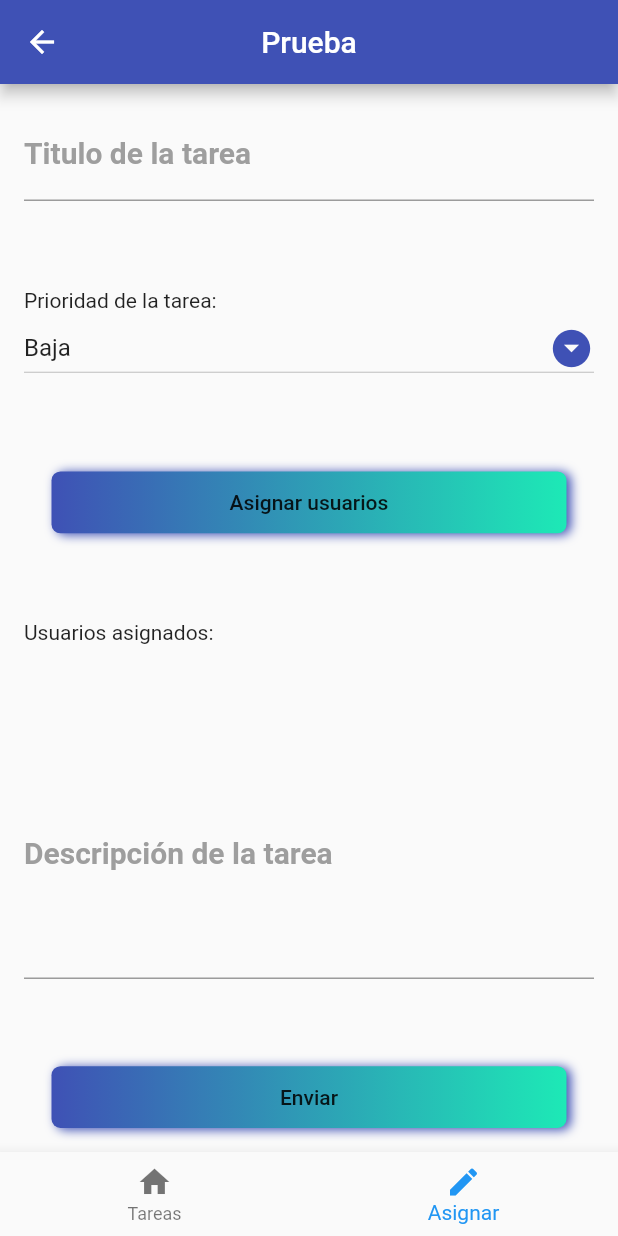
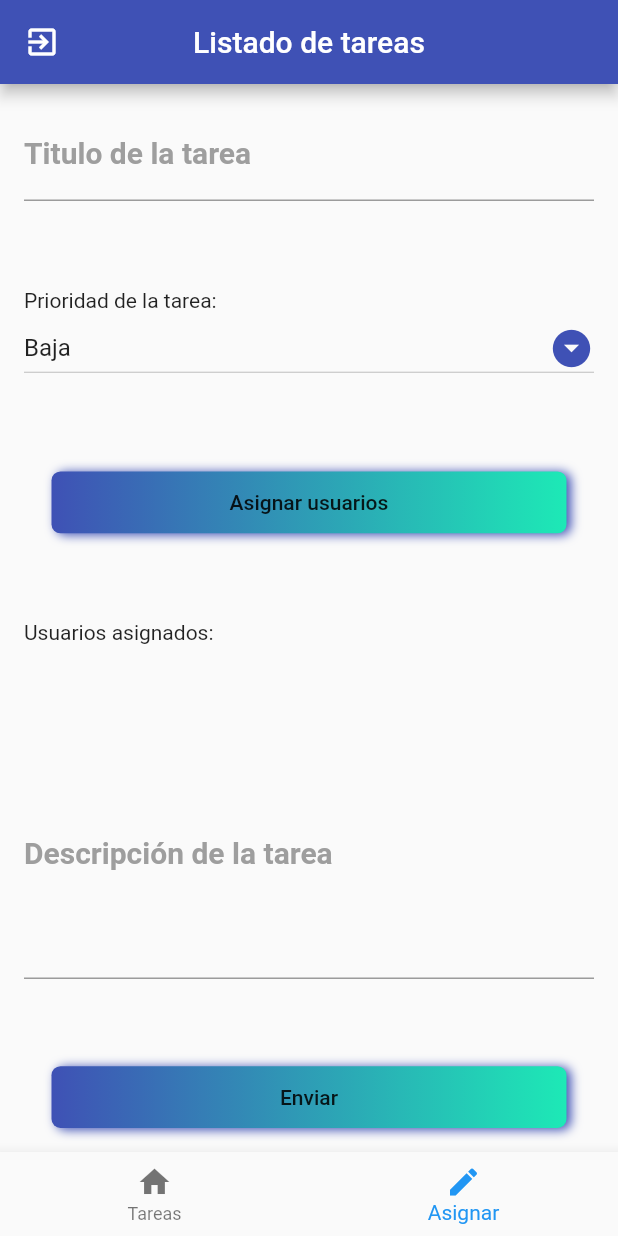
Before and after one commit to alfredobs97/DAW-TFG, a Flutter app: the HomeTask screen opened by its route, item 2 of the bottom bar chosen, on a phone screen of 412 x 824 dp. Run offline on Flutter 3.47's test engine with Material 2 defaults, Android fonts, the light colour scheme and no system bars; our stand-ins replace bloc, flutter_bloc, shared_preferences; accounts and stored records are empty.

Commit message:
refresh and done task

```diff
--- a/front/your_tasks/lib/bloc/task_bloc/task_bloc.dart
+++ b/front/your_tasks/lib/bloc/task_bloc/task_bloc.dart
@@ -36,6 +36,7 @@ class TaskBloc extends Bloc<TaskEvent, TaskState> {
 
   Stream<TaskState> _mapDoneTaskState(String id) async* {
     _taskRepository.isDone(id);
+    yield TaskIsDone();
   }
 
   Stream<TaskState> _mapCreateTaskState(Task task) async* {
--- a/front/your_tasks/lib/bloc/task_bloc/task_state.dart
+++ b/front/your_tasks/lib/bloc/task_bloc/task_state.dart
@@ -26,3 +26,5 @@ class ModifyingTask extends TaskState {}
 class TaskModified extends TaskState {}
 
 class ErrorModifingTask extends TaskState {}
+
+class TaskIsDone extends TaskState {}
--- a/front/your_tasks/lib/screens/main/home.dart
+++ b/front/your_tasks/lib/screens/main/home.dart
@@ -21,7 +21,13 @@ class _HomeTaskState extends State<HomeTask> {
   _homeMobile() {
     return Scaffold(
       appBar: AppBar(
-        title: Text('Prueba'),
+        leading: IconButton(
+          icon: Icon(Icons.exit_to_app),
+          onPressed: () {
+            Navigator.pop(context);
+          },
+        ),
+        title: Text('Listado de tareas'),
         centerTitle: true,
       ),
       body: IndexedStack(
@@ -46,7 +52,7 @@ class _HomeTaskState extends State<HomeTask> {
   _homeWeb() {
     return Scaffold(
       appBar: AppBar(
-        title: Text('Prueba'),
+        title: Text('Listado de tareas'),
         centerTitle: true,
       ),
       body: IndexedStack(
```
Also changed, not shown: front/your_tasks/lib/screens/main/list-task.dart (+23 -13 lines).
